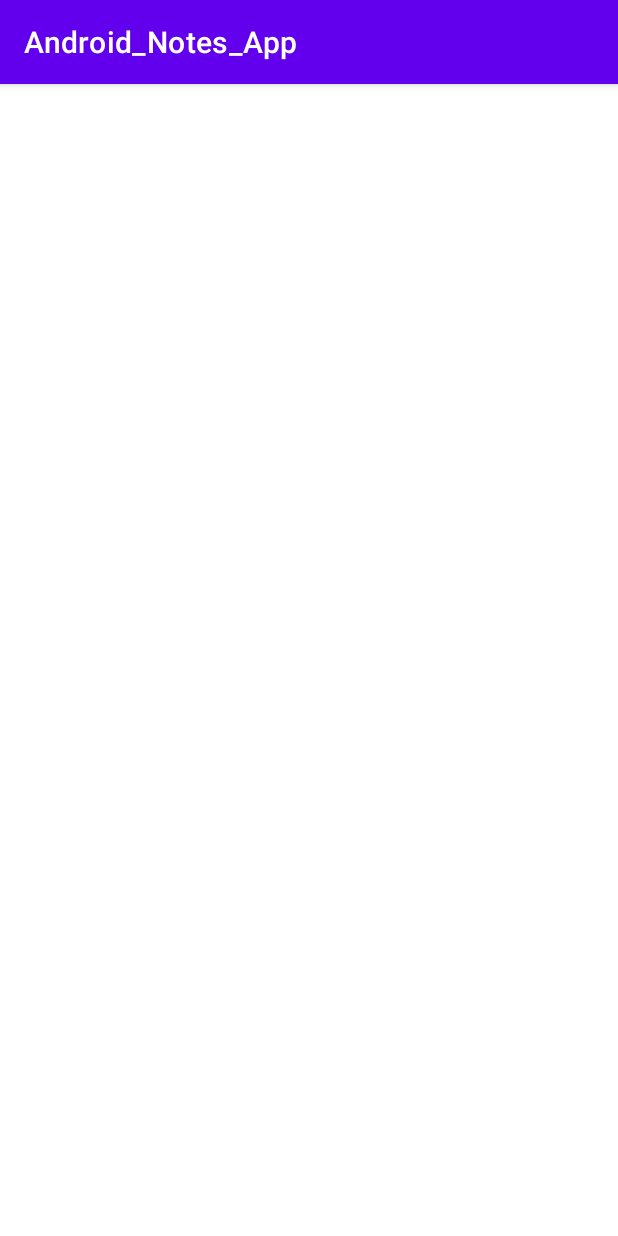
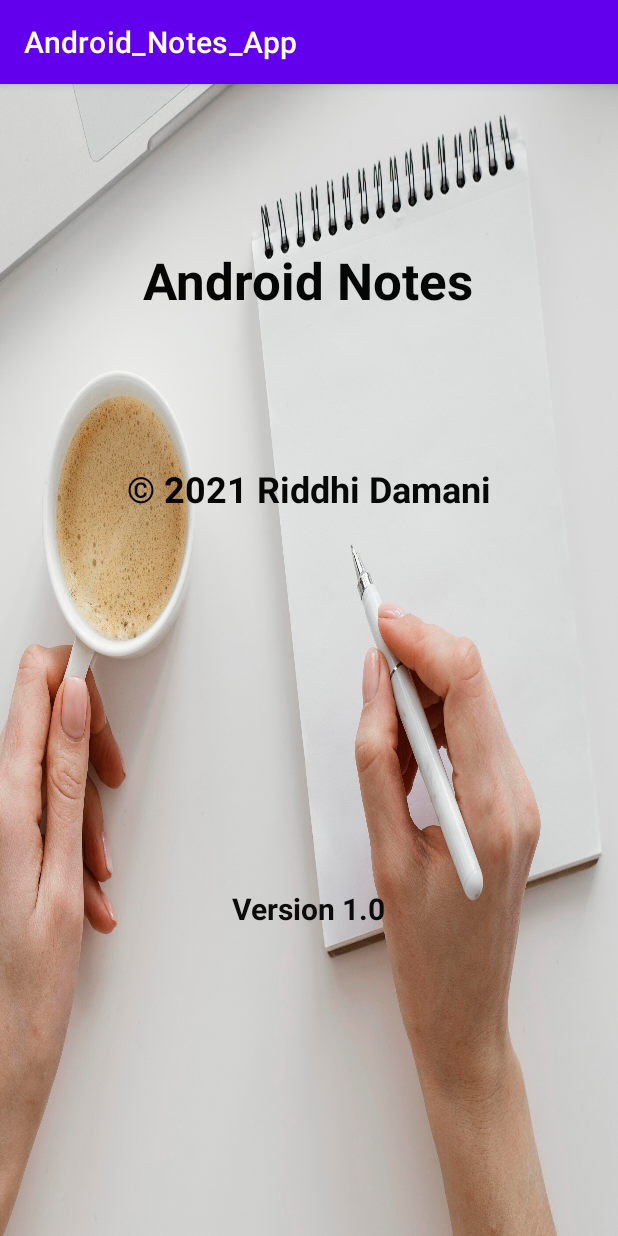
Before and after one commit to ETS-Android3/Android_Notes_App, an Android app: the AboutActivity screen opened directly, with no data from a screen before it, on a phone screen of 412 x 824 dp. Run offline under Robolectric (Android 15) with nearby library versions, the phone set to English and light mode, and no system bars.

Commit message:
Updated About Activity

```diff
--- a/app/src/main/res/layout/activity_about.xml
+++ b/app/src/main/res/layout/activity_about.xml
@@ -4,6 +4,46 @@
     xmlns:tools="http://schemas.android.com/tools"
     android:layout_width="match_parent"
     android:layout_height="match_parent"
+    android:background="@drawable/about_pic"
     tools:context=".AboutActivity">
 
+    <TextView
+        android:id="@+id/textView1"
+        android:layout_width="wrap_content"
+        android:layout_height="wrap_content"
+        android:layout_marginTop="108dp"
+        android:text="@string/android_notes"
+        android:textColor="#050505"
+        android:textSize="34sp"
+        android:textStyle="bold"
+        app:layout_constraintEnd_toEndOf="parent"
+        app:layout_constraintHorizontal_bias="0.497"
+        app:layout_constraintStart_toStartOf="parent"
+        app:layout_constraintTop_toTopOf="parent" />
+
+    <TextView
+        android:id="@+id/textView2"
+        android:layout_width="wrap_content"
+        android:layout_height="wrap_content"
+        android:layout_marginTop="100dp"
+        android:text="@string/_2021_riddhi_damani"
+        android:textColor="#070707"
+        android:textSize="24sp"
+        android:textStyle="bold"
+        app:layout_constraintEnd_toEndOf="parent"
+        app:layout_constraintStart_toStartOf="parent"
+        app:layout_constraintTop_toBottomOf="@+id/textView1" />
+
+    <TextView
+        android:id="@+id/textView3"
+        android:layout_width="wrap_content"
+        android:layout_height="wrap_content"
+        android:layout_marginTop="250dp"
+        android:text="@string/version_1_0"
+        android:textColor="#0C0C0C"
+        android:textSize="20sp"
+        android:textStyle="bold"
+        app:layout_constraintEnd_toEndOf="parent"
+        app:layout_constraintStart_toStartOf="parent"
+        app:layout_constraintTop_toBottomOf="@+id/textView2" />
 </androidx.constraintlayout.widget.ConstraintLayout>
--- a/app/src/main/res/values/strings.xml
+++ b/app/src/main/res/values/strings.xml
@@ -5,4 +5,7 @@
     <string name="note_title">Note Title</string>
     <string name="date_time">Date Time</string>
     <string name="note_text">Note Text</string>
+    <string name="android_notes">Android Notes</string>
+    <string name="_2021_riddhi_damani">© 2021 Riddhi Damani</string>
+    <string name="version_1_0">Version 1.0</string>
 </resources>
```
Also changed, not shown: app/src/main/res/drawable/about_pic.jpg (added).
